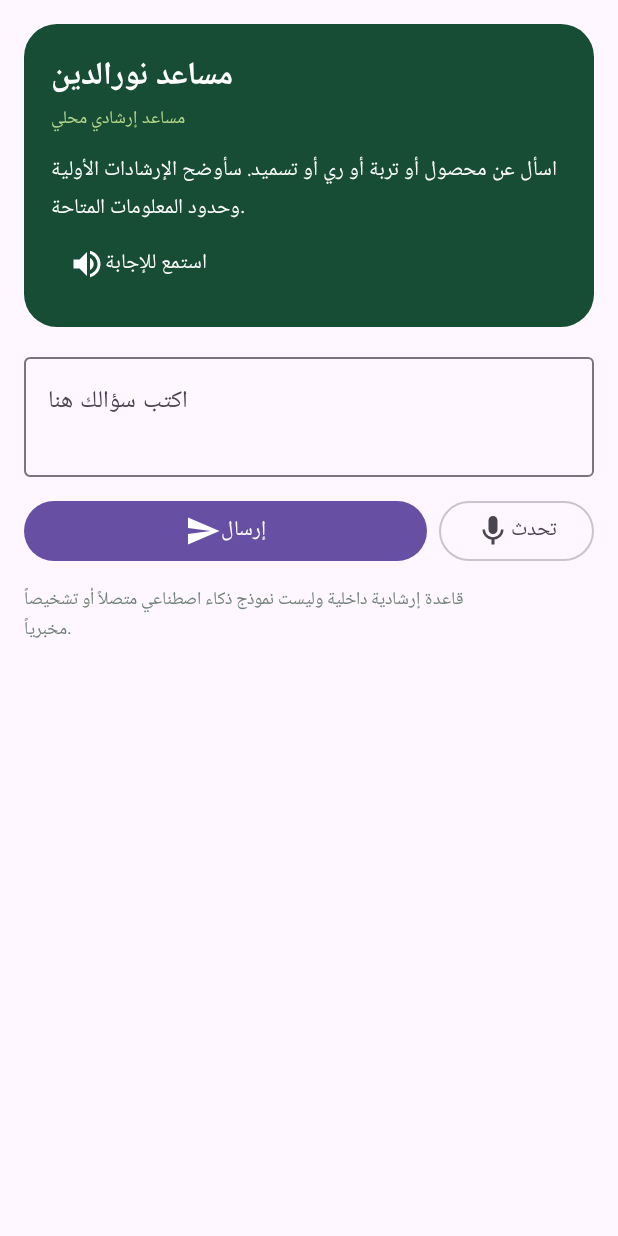
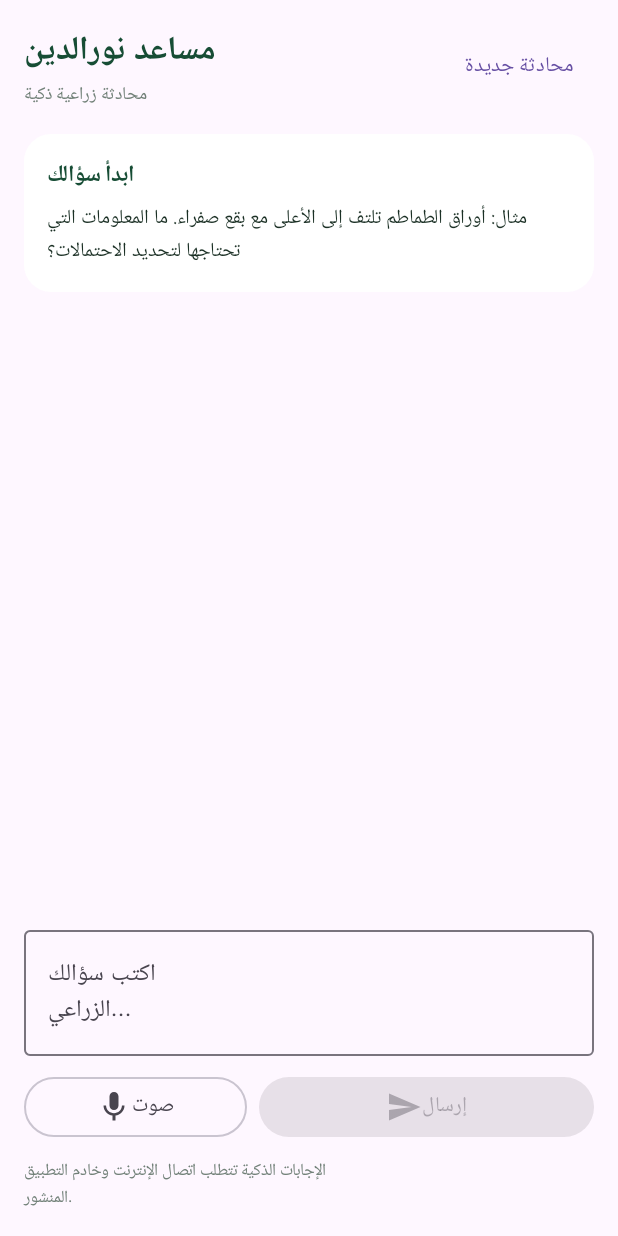
Before and after one commit to noradinemidni10-prog/Nouradine-Agriculture-App, an Android app built with Jetpack Compose: the composable AssistantPage shown on its own in the app's theme, on a phone screen of 412 x 824 dp. Run offline under Robolectric (Android 15) with nearby library versions, the phone set to English and light mode, and no system bars; pictures from the network do not load.

Commit message:
Connect chat UI to secure conversational AI backend

```diff
--- a/app/src/main/java/com/nouradine/agriculture/MainActivity.kt
+++ b/app/src/main/java/com/nouradine/agriculture/MainActivity.kt
@@ -144,13 +144,43 @@ class MainActivity:ComponentActivity(){
  Column(Modifier.fillMaxSize().padding(16.dp)){Text("الأدوات الزراعية",fontSize=23.sp,fontWeight=FontWeight.Bold,color=Green);Spacer(Modifier.height(12.dp));pages.forEach{p->Card(Modifier.fillMaxWidth().padding(bottom=9.dp).clickable{go(p)},colors=CardDefaults.cardColors(containerColor=Color.White),shape=RoundedCornerShape(16.dp)){Row(Modifier.padding(17.dp),verticalAlignment=Alignment.CenterVertically){Icon(Icons.Default.Build,null,tint=Green);Spacer(Modifier.width(12.dp));Text(p,Modifier.weight(1f),fontWeight=FontWeight.SemiBold);Icon(Icons.Default.ChevronLeft,null,tint=Muted)}}}}
 }
 @Composable private fun AssistantPage(speak:(String)->Unit){
- var question by remember{mutableStateOf("")};var answer by remember{mutableStateOf("اسأل عن محصول أو تربة أو ري أو تسميد. سأوضح الإرشادات الأولية وحدود المعلومات المتاحة.")}
- val launcher=rememberLauncherForActivityResult(ActivityResultContracts.StartActivityForResult()){r->r.data?.getStringArrayListExtra(RecognizerIntent.EXTRA_RESULTS)?.firstOrNull()?.let{question=it;answer=answerFor(it);speak(answer)}}
- Column(Modifier.fillMaxSize().verticalScroll(rememberScrollState()).padding(16.dp),verticalArrangement=Arrangement.spacedBy(12.dp)){
-  Card(colors=CardDefaults.cardColors(containerColor=Green),shape=RoundedCornerShape(22.dp)){Column(Modifier.padding(18.dp)){Text("مساعد نورالدين",fontSize=21.sp,fontWeight=FontWeight.Bold,color=Color.White);Text("مساعد إرشادي محلي",color=Lime,fontSize=12.sp);Spacer(Modifier.height(12.dp));Text(answer,color=Color.White,lineHeight=25.sp);TextButton(onClick={speak(answer)}){Icon(Icons.Default.VolumeUp,null,tint=Color.White);Text("استمع للإجابة",color=Color.White)}}}
-  OutlinedTextField(question,{question=it},modifier=Modifier.fillMaxWidth(),label={Text("اكتب سؤالك هنا")},minLines=3)
-  Row(horizontalArrangement=Arrangement.spacedBy(8.dp)){Button(onClick={answer=answerFor(question)},modifier=Modifier.weight(1f)){Icon(Icons.Default.Send,null);Text("إرسال")};OutlinedButton(onClick={val intent=Intent(RecognizerIntent.ACTION_RECOGNIZE_SPEECH).apply{putExtra(RecognizerIntent.EXTRA_LANGUAGE_MODEL,RecognizerIntent.LANGUAGE_MODEL_FREE_FORM);putExtra(RecognizerIntent.EXTRA_LANGUAGE,"ar-DZ")};try{launcher.launch(intent)}catch(_:Exception){answer="خدمة التعرف الصوتي غير متاحة على هذا الجهاز."}}){Icon(Icons.Default.Mic,null);Text("تحدث")}}
-  Text("قاعدة إرشادية داخلية وليست نموذج ذكاء اصطناعي متصلاً أو تشخيصاً مخبرياً.",fontSize=12.sp,color=Muted)
+ var question by remember{mutableStateOf("")};var loading by remember{mutableStateOf(false)}
+ var responseId by remember{mutableStateOf<String?>(null)}
+ val messages=remember{mutableStateListOf<Pair<Boolean,String>>() }
+ val launcher=rememberLauncherForActivityResult(ActivityResultContracts.StartActivityForResult()){r->r.data?.getStringArrayListExtra(RecognizerIntent.EXTRA_RESULTS)?.firstOrNull()?.let{question=it}}
+ Column(Modifier.fillMaxSize().padding(16.dp),verticalArrangement=Arrangement.spacedBy(10.dp)){
+  Row(verticalAlignment=Alignment.CenterVertically){Column(Modifier.weight(1f)){Text("مساعد نورالدين",fontSize=22.sp,fontWeight=FontWeight.Bold,color=Green);Text("محادثة زراعية ذكية",fontSize=12.sp,color=Muted)};TextButton(onClick={messages.clear();responseId=null}){Text("محادثة جديدة")}}
+  if(BuildConfig.ASSISTANT_API_BASE_URL.isBlank()){
+   InfoCard("المساعد الذكي غير موصول بعد","تم تجهيز واجهة الربط الآمن، لكن يجب نشر خادم backend وضبط عنوانه قبل أن تصل الأسئلة إلى نموذج الذكاء الاصطناعي. لن أعرض إجابات محلية على أنها ذكاء اصطناعي.")
+  }
+  LazyColumn(Modifier.weight(1f,true),verticalArrangement=Arrangement.spacedBy(9.dp),contentPadding=PaddingValues(vertical=6.dp)){
+   if(messages.isEmpty()) item { InfoCard("ابدأ سؤالك","مثال: أوراق الطماطم تلتف إلى الأعلى مع بقع صفراء. ما المعلومات التي تحتاجها لتحديد الاحتمالات؟") }
+   items(messages){item->Card(Modifier.fillMaxWidth(),shape=RoundedCornerShape(16.dp),colors=CardDefaults.cardColors(containerColor=if(item.first)Color(0xFFE7F0E5) else Color.White)){Column(Modifier.padding(13.dp)){Text(if(item.first)"أنت" else "نورالدين",fontSize=11.sp,fontWeight=FontWeight.Bold,color=Green);Spacer(Modifier.height(4.dp));Text(item.second,color=TextDark,lineHeight=23.sp);if(!item.first)TextButton(onClick={speak(item.second)}){Icon(Icons.Default.VolumeUp,null);Text("استمع")}}} }
+   if(loading)item { Row(Modifier.fillMaxWidth(),horizontalArrangement=Arrangement.Center){CircularProgressIndicator(Modifier.size(24.dp),strokeWidth=2.dp);Text("  نورالدين يكتب الإجابة...",color=Muted)} }
+  }
+  OutlinedTextField(question,{question=it},modifier=Modifier.fillMaxWidth(),label={Text("اكتب سؤالك الزراعي...")},minLines=2,maxLines=5)
+  Row(horizontalArrangement=Arrangement.spacedBy(8.dp)){
+   OutlinedButton(enabled=!loading,onClick={val intent=Intent(RecognizerIntent.ACTION_RECOGNIZE_SPEECH).apply{putExtra(RecognizerIntent.EXTRA_LANGUAGE_MODEL,RecognizerIntent.LANGUAGE_MODEL_FREE_FORM);putExtra(RecognizerIntent.EXTRA_LANGUAGE,"ar-DZ")};try{launcher.launch(intent)}catch(_:Exception){messages.add(false,"التعرف الصوتي غير متاح على هذا الجهاز.")}},modifier=Modifier.weight(0.8f)){Icon(Icons.Default.Mic,null);Text("صوت")}
+   Button(enabled=!loading&&question.isNotBlank()&&BuildConfig.ASSISTANT_API_BASE_URL.isNotBlank(),onClick={
+    val prompt=question.trim();question="";messages.add(true,prompt);loading=true
+    thread {
+     var resultText:String
+     var newId:String?=null
+     try {
+      val base=BuildConfig.ASSISTANT_API_BASE_URL.trimEnd('/')
+      val connection=(URL("$base/v1/assistant/respond").openConnection() as HttpURLConnection).apply{requestMethod="POST";connectTimeout=10000;readTimeout=60000;doOutput=true;setRequestProperty("Content-Type","application/json; charset=utf-8");setRequestProperty("Accept","application/json")}
+      val payload=JSONObject().put("message",prompt);responseId?.let{payload.put("previous_response_id",it)}
+      connection.outputStream.use{it.write(payload.toString().toByteArray(Charsets.UTF_8))}
+      val code=connection.responseCode;val stream=if(code in 200..299)connection.inputStream else connection.errorStream
+      val body=stream?.bufferedReader()?.use{it.readText()}?: "{}";connection.disconnect()
+      val json=JSONObject(body);if(code !in 200..299)throw IllegalStateException(json.optString("error","تعذر الاتصال بالخادم (HTTP $code)."))
+      resultText=json.optString("answer","").ifBlank{throw IllegalStateException("وصل رد فارغ من الخادم.")};newId=json.optString("response_id").takeIf{it.isNotBlank()}
+     } catch(e:Exception){resultText="تعذر الحصول على إجابة: ${e.message?: "تحقق من الإنترنت وإعداد الخادم."}"}
+     android.os.Handler(android.os.Looper.getMainLooper()).post{if(newId!=null)responseId=newId;messages.add(false,resultText);loading=false}
+    }
+   },modifier=Modifier.weight(1.2f)){Icon(Icons.Default.Send,null);Text("إرسال")}
+  }
+  Text("الإجابات الذكية تتطلب اتصال الإنترنت وخادم التطبيق المنشور.",fontSize=11.sp,color=Muted)
  }
 }
 private fun answerFor(raw:String):String{val q=raw.trim();return when{
```
